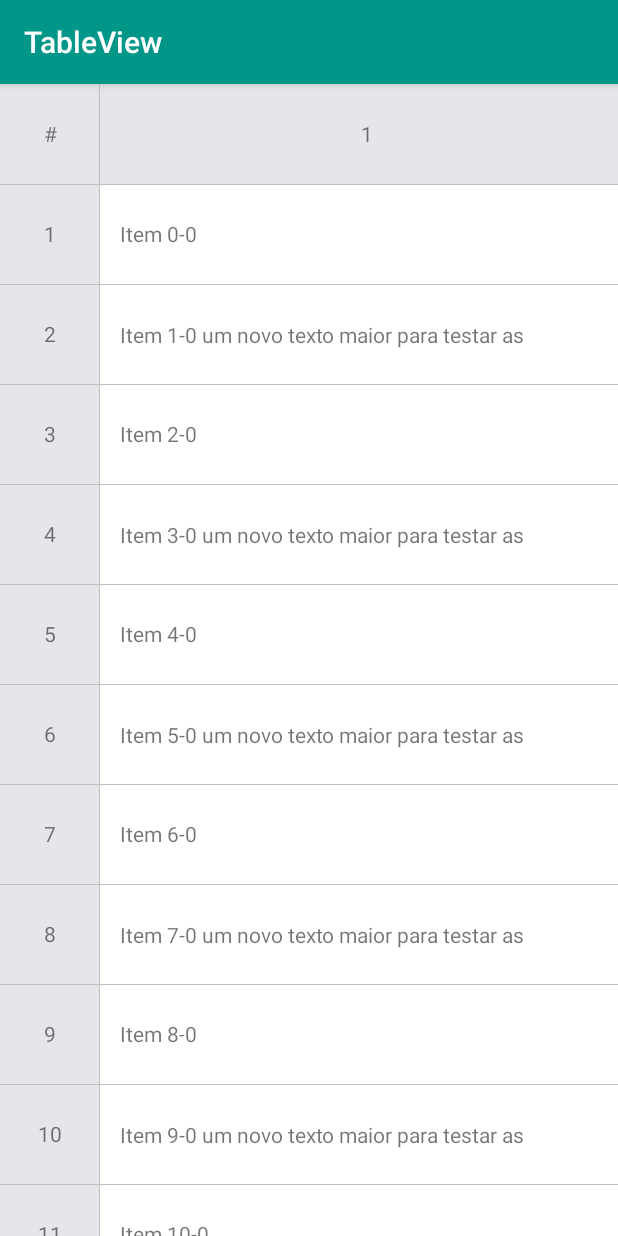
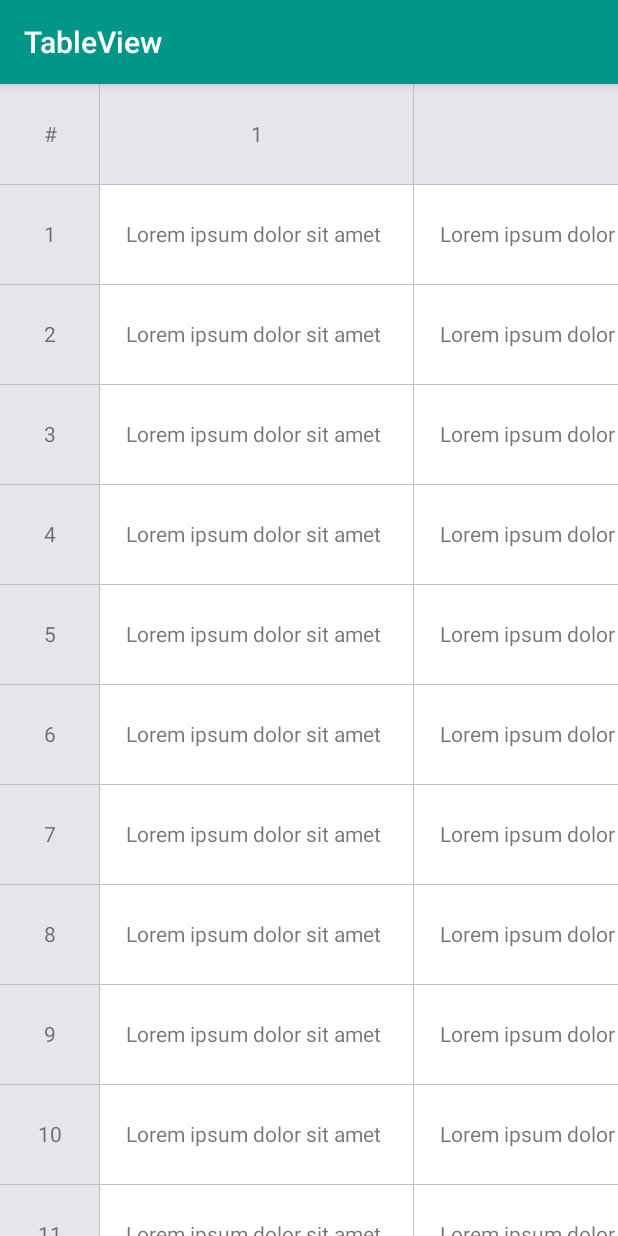
Before and after one commit to jheimes-silveira/android-library-tableview, an Android app: the screen it shows after launch (MainActivity), on a phone screen of 412 x 824 dp. Run offline under Robolectric (Android 15) with nearby library versions, the phone set to English and light mode, and no system bars.

Commit message:
correção alinhamento
correção alinhamento: ajustando linhas para não perder o alinhamento dependendo do tamanho do texto

```diff
--- a/tableview/src/main/java/br/com/jheimesilveira/js/tableview/TableView.kt
+++ b/tableview/src/main/java/br/com/jheimesilveira/js/tableview/TableView.kt
@@ -175,7 +175,7 @@ class TableView @JvmOverloads constructor(var mContext: Context, attrs: Attribut
 
         val rect = Rect()
         textViewCell.paint.getTextBounds(textViewCell.text.toString(), 0, textViewCell.text.length, rect)
-        return rect.width()
+        return rect.width() + 60
     }
 
     private fun getMaxCaracter(rows: ArrayList<Row>): Int {
--- a/tableview/src/main/java/br/com/jheimesilveira/js/tableview/adapter/RowAdapter.kt
+++ b/tableview/src/main/java/br/com/jheimesilveira/js/tableview/adapter/RowAdapter.kt
@@ -44,7 +44,7 @@ class RowAdapter(private val context: Context, private var rows: ArrayList<Row>)
             textViewCell.layoutParams = lp
             textViewCell.gravity = Gravity.CENTER_VERTICAL
             textViewCell.maxLines = 1
-            textViewCell.setPadding(20, 0, 20, 0)
+            textViewCell.setPadding(26, 0, 0, 0)
             textViewCell.setBackgroundResource(R.drawable.border_contorn_row)
             holder.llBody.addView(textViewCell)
         }
--- a/tableview/src/main/java/br/com/jheimesilveira/js/tableview/util/FixedGridLayoutManager.java
+++ b/tableview/src/main/java/br/com/jheimesilveira/js/tableview/util/FixedGridLayoutManager.java
@@ -317,7 +317,7 @@ public class FixedGridLayoutManager extends RecyclerView.LayoutManager {
                 mVisibleRowCount = getTotalRowCount();
             }
         } catch (Exception e) {
-            mVisibleColumnCount = getHorizontalSpace() + 1;
+            e.printStackTrace();
         }
     }
 
--- a/tableview/src/main/java/br/com/jheimesilveira/js/tableview/util/GenerateMock.kt
+++ b/tableview/src/main/java/br/com/jheimesilveira/js/tableview/util/GenerateMock.kt
@@ -13,7 +13,7 @@ object GenerateMock {
         val array = ArrayList<Row>()
 
         for (i in 0..rows) {
-            val skRow = Row(getPrepareColumn(i, column))
+            val skRow = Row(getPrepareColumn())
             array.add(skRow)
         }
         return array
@@ -29,6 +29,72 @@ object GenerateMock {
         return array
     }
 
+    private fun getPrepareColumn(): ArrayList<Cell> {
+        val array = ArrayList<Cell>()
+
+        var skCell = Cell(data = "Lorem ipsum dolor sit amet")
+        array.add(skCell)
+
+        skCell = Cell(data = "Lorem ipsum dolor sit amet, consectetur adipiscing elit. ")
+        array.add(skCell)
+
+        skCell = Cell(data = "Lorem ipsum dolor sit amet, consectetur adipiscing elit. ")
+        array.add(skCell)
+
+        skCell = Cell(data = "Lorem ipsum dolor sit amet, consectetur adipiscing elit. Etiam elementum lacus mi, in ultricies eros imperdiet sit amet. Donec vel purus mauris.")
+        array.add(skCell)
+
+        skCell = Cell(data = "Lorem")
+        array.add(skCell)
+
+        skCell = Cell(data = "Lorem ipsum dolor sit amet, consectetur adipiscing elit. ")
+        array.add(skCell)
+
+        skCell = Cell(data = "Lorem ipsum dolor sit amet, consectetur adipiscing elit. Etiam elementum lacus mi, in ultricies eros imperdiet sit amet. Donec vel purus mauris.")
+        array.add(skCell)
+
+        skCell = Cell(data = "R$ 56.573,00")
+        array.add(skCell)
+
+        skCell = Cell(data = "Lorem ipsum dolor sit amet, consectetur adipiscing elit. ")
+        array.add(skCell)
+
+        skCell = Cell(data = "Lorem ipsum dolor sit amet, consectetur adipiscing elit. ")
+        array.add(skCell)
+
+        skCell = Cell(data = "Lorem ipsum dolor sit amet, consectetur adipiscing elit. Etiam elementum lacus mi, in ultricies eros imperdiet sit amet. Donec vel purus mauris.")
+        array.add(skCell)
+
+        skCell = Cell(data = "Lorem ipsum dolor sit amet, consectetur adipiscing elit. ")
+        array.add(skCell)
+
+        skCell = Cell(data = "Lorem ipsum dolor sit amet, consectetur adipiscing.")
+        array.add(skCell)
+
+        skCell = Cell(data = "Lorem ipsum dolor sit amet, consectetur adipiscing elit adipiscing elit. ")
+        array.add(skCell)
+
+        skCell = Cell(data = "Lorem ipsum dolor sit amet, consectetur adipiscing elit adipiscing elit adipiscing elit. ")
+        array.add(skCell)
+
+        skCell = Cell(data = "Lorem ipsum dolor sit amet, consectetur adipiscing elit. ")
+        array.add(skCell)
+
+        skCell = Cell(data = "Lorem ipsum dolor sit amet, consectetur elit.")
+        array.add(skCell)
+
+        skCell = Cell(data = "Lorem ipsum dolor sit amet, consectetur adipiscing elit. ")
+        array.add(skCell)
+
+        skCell = Cell(data = "Lorem ipsum dolor sit amet.")
+        array.add(skCell)
+
+        skCell = Cell(data = "Lorem ipsum dolor sit amet, consectetur adipiscing elit. Etiam elementum lacus mi, in ultricies eros imperdiet sit amet. Donec vel purus mauris.")
+        array.add(skCell)
+
+        return array
+    }
+
     fun getPrepareColumnHeader(): ArrayList<ColumnHeader> {
         val array = ArrayList<ColumnHeader>()
 
--- a/tableview/src/main/res/layout/tableview.xml
+++ b/tableview/src/main/res/layout/tableview.xml
@@ -3,8 +3,7 @@
     xmlns:tools="http://schemas.android.com/tools"
     android:orientation="vertical"
     android:layout_width="match_parent"
-    android:layout_height="match_parent"
-    tools:ignore="MissingDefaultResource">
+    android:layout_height="match_parent">
     <TextView
         android:id="@+id/tvCorner"
         android:text="#"
@@ -65,8 +64,8 @@
         android:layout_below="@id/hsvHeaderColumn"
         android:layout_toEndOf="@id/svHeaderRow"
         android:layout_width="match_parent"
+        android:layout_height="match_parent"
         android:id="@+id/rvHeader"
-        android:layout_height="match_parent"
         android:layout_toRightOf="@id/svHeaderRow">
 
     </android.support.v7.widget.RecyclerView>
```
